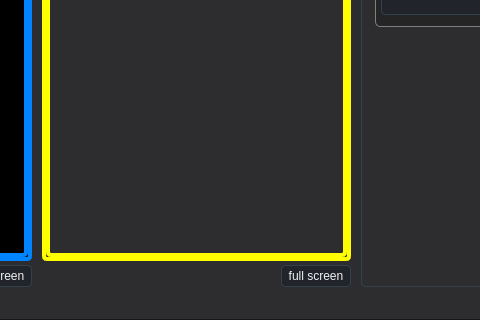
zhangzwwww/medlab, file frontend_pc/src/app/mainwindow.ui: the form before one commit; both pictures show x 289 to 769 and y 549 to 869 of the 1161 by 869 pixel window.
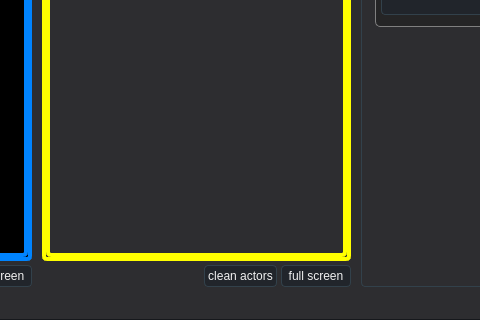
The form after the commit. The open tabs and pages were chosen to show the change. Icons and pictures are not drawn. Custom widgets are drawn as their Qt base class.

Commit message: feat: add clean actors

```diff
--- a/frontend_pc/src/app/mainwindow.ui
+++ b/frontend_pc/src/app/mainwindow.ui
@@ -3215,6 +3215,13 @@
             </property>
            </spacer>
           </item>
+          <item>
+           <widget class="QPushButton" name="clean_actors_btn">
+            <property name="text">
+             <string>clean actors</string>
+            </property>
+           </widget>
+          </item>
           <item>
            <widget class="QPushButton" name="fullScreenBtn4">
             <property name="sizePolicy">
```
Left out of the diff: 4 changed lines with no effect on the pictures. The commit also changes 3 other files.
